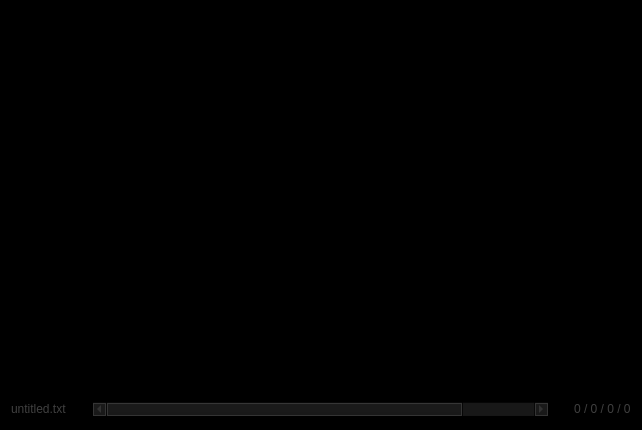
Old version of the form branches/realtimestats/ui/textroom.ui in the repository zerger/textroom.
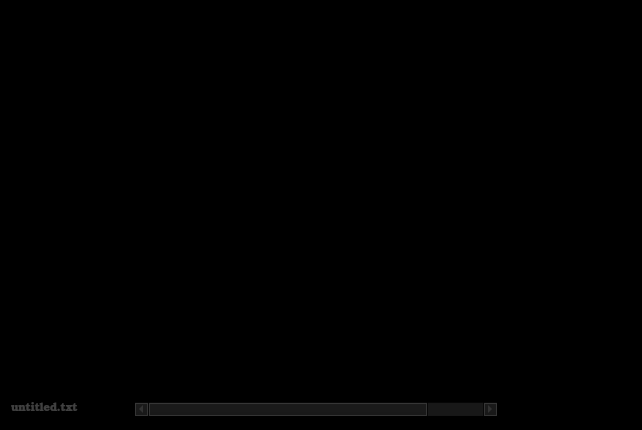
New version of the form.

What changed in the file:
```diff
--- a/branches/realtimestats/ui/textroom.ui
+++ b/branches/realtimestats/ui/textroom.ui
@@ -255,6 +255,12 @@
    </item>
    <item>
     <layout class="QHBoxLayout" >
+     <property name="spacing" >
+      <number>6</number>
+     </property>
+     <property name="leftMargin" >
+      <number>0</number>
+     </property>
      <item>
       <widget class="QLabel" name="label" >
        <property name="palette" >
@@ -322,10 +328,13 @@
         </palette>
        </property>
        <property name="font" >
-        <font/>
+        <font>
+         <family>Bookman Old Style</family>
+         <pointsize>8</pointsize>
+        </font>
        </property>
        <property name="autoFillBackground" >
-        <bool>true</bool>
+        <bool>false</bool>
        </property>
        <property name="text" >
         <string>untitled.txt</string>
@@ -340,9 +349,9 @@
        <property name="sizeType" >
         <enum>QSizePolicy::MinimumExpanding</enum>
        </property>
-       <property name="sizeHint" >
+       <property name="sizeHint" stdset="0" >
         <size>
-         <width>20</width>
+         <width>50</width>
          <height>20</height>
         </size>
        </property>
@@ -481,9 +490,9 @@
        <property name="sizeType" >
         <enum>QSizePolicy::MinimumExpanding</enum>
        </property>
-       <property name="sizeHint" >
+       <property name="sizeHint" stdset="0" >
         <size>
-         <width>20</width>
+         <width>50</width>
          <height>20</height>
         </size>
        </property>
@@ -556,7 +565,9 @@
         </palette>
        </property>
        <property name="font" >
-        <font/>
+        <font>
+         <family>Bookman Old Style</family>
+        </font>
        </property>
        <property name="layoutDirection" >
         <enum>Qt::LeftToRight</enum>
@@ -565,7 +576,7 @@
         <bool>true</bool>
        </property>
        <property name="text" >
-        <string>0 / 0 / 0 / 0</string>
+        <string>                   </string>
        </property>
       </widget>
      </item>
```
Left out of the diff: 29 changed lines with no effect on the pictures.
